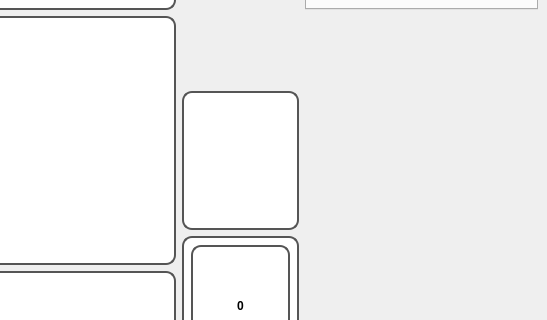
Old version of the form gamewindow.ui in the repository MoatazHellal/Landspire; both pictures show x 475 to 1022 and y 378 to 698 of the 1022 by 804 pixel window.
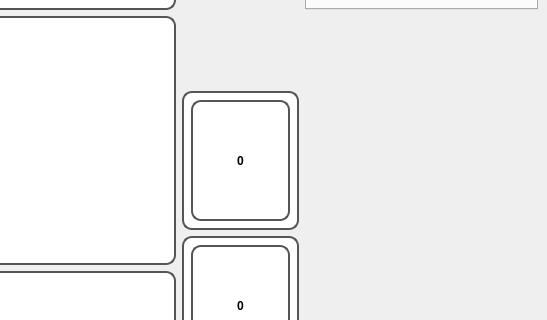
New version of the form.

Commit message: Added graveyard drag, updated LP log

```diff
--- a/gamewindow.ui
+++ b/gamewindow.ui
@@ -124,6 +124,23 @@
         border: 2px solid #555;
         border-radius: 10px;</string>
         </property>
+        <layout class="QVBoxLayout" name="verticalLayout_4">
+         <item>
+          <widget class="QLabel" name="GraveyardSize">
+           <property name="font">
+            <font>
+             <bold>true</bold>
+            </font>
+           </property>
+           <property name="text">
+            <string>0</string>
+           </property>
+           <property name="alignment">
+            <set>Qt::AlignmentFlag::AlignCenter</set>
+           </property>
+          </widget>
+         </item>
+        </layout>
        </widget>
       </item>
       <item>
```
The commit also changes 14 other files.
